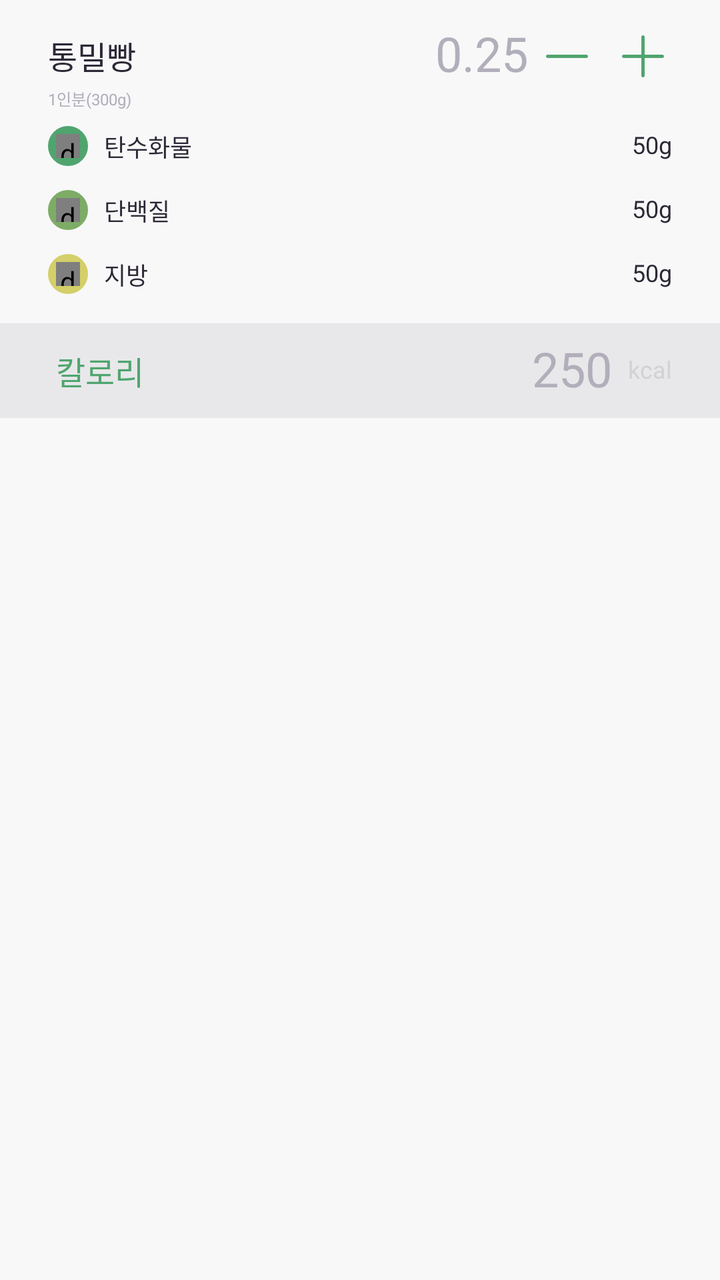
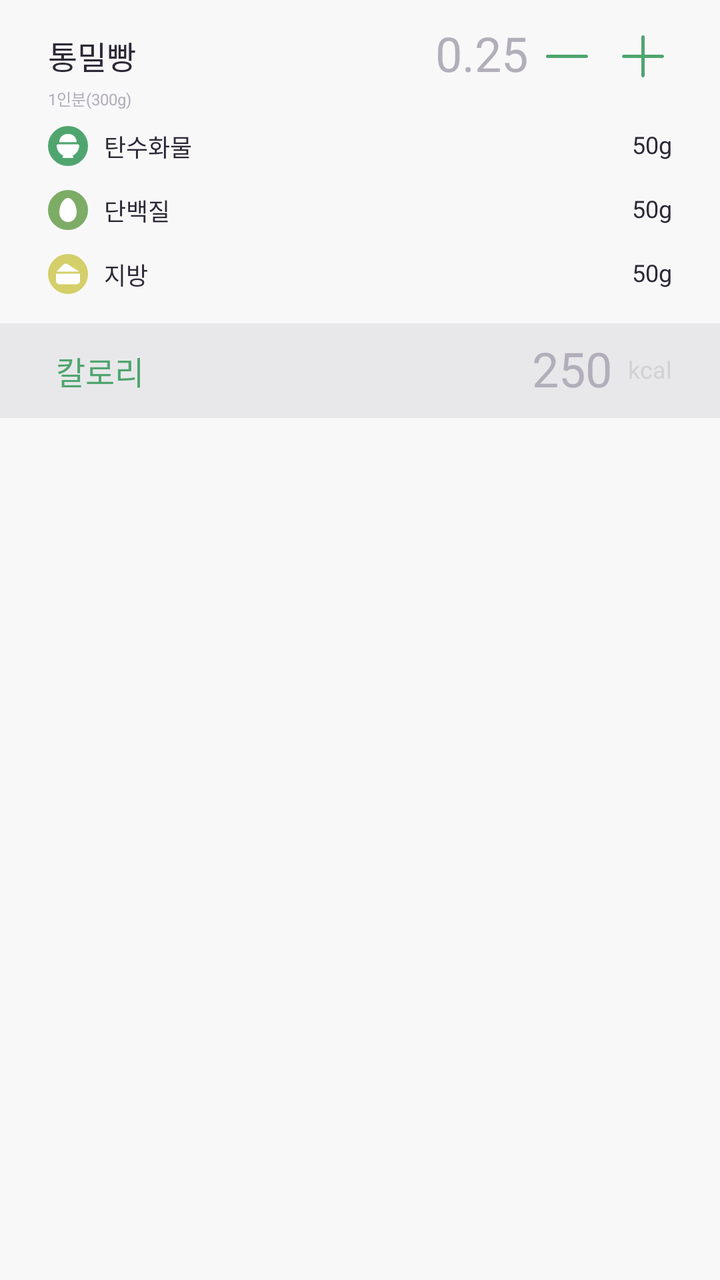

An Android layout rendered at two revisions. The XML below is the earlier revision; the diff shows what the commit changed to produce the second picture.
<!-- AndroidManifest.xml: application theme Theme.VeganLife -->
<!-- res/layout/layout_lifecheck_diet_add.xml -->
<?xml version="1.0" encoding="utf-8"?>
<androidx.constraintlayout.widget.ConstraintLayout xmlns:android="http://schemas.android.com/apk/res/android"
    xmlns:app="http://schemas.android.com/apk/res-auto"
    android:layout_width="match_parent"
    android:layout_height="wrap_content"
    android:background="@color/gray1">

    <TextView
        android:id="@+id/tv_lifecheck_diet_add_menu_name"
        android:layout_width="wrap_content"
        android:layout_height="wrap_content"
        android:layout_marginStart="24dp"
        android:layout_marginTop="16dp"
        android:includeFontPadding="false"
        android:text="통밀빵"
        android:textAppearance="@style/Medium.Body3"
        android:textColor="@color/gray5"
        app:layout_constraintStart_toStartOf="parent"
        app:layout_constraintTop_toTopOf="parent" />

    <TextView
        android:id="@+id/tv_lifecheck_diet_add_menu_intake"
        android:layout_width="wrap_content"
        android:layout_height="wrap_content"
        android:layout_marginEnd="4dp"
        android:includeFontPadding="false"
        android:text="0.25"
        android:textAppearance="@style/Light.Body2"
        android:textColor="@color/gray4"
        app:layout_constraintBottom_toBottomOf="@id/tv_lifecheck_diet_add_menu_name"
        app:layout_constraintEnd_toStartOf="@id/btn_lifecheck_diet_add_menu_minus"
        app:layout_constraintTop_toTopOf="@id/tv_lifecheck_diet_add_menu_name" />

    <androidx.appcompat.widget.AppCompatImageButton
        android:id="@+id/btn_lifecheck_diet_add_menu_plus"
        android:layout_width="wrap_content"
        android:layout_height="wrap_content"
        android:layout_marginEnd="24dp"
        android:background="@color/gray1"
        android:src="@drawable/all_plus"
        app:layout_constraintBottom_toBottomOf="@id/tv_lifecheck_diet_add_menu_name"
        app:layout_constraintEnd_toEndOf="parent"
        app:layout_constraintTop_toTopOf="@id/tv_lifecheck_diet_add_menu_name" />

    <androidx.appcompat.widget.AppCompatImageButton
        android:id="@+id/btn_lifecheck_diet_add_menu_minus"
        android:layout_width="wrap_content"
        android:layout_height="wrap_content"
        android:layout_marginEnd="8dp"
        android:background="@color/gray1"
        android:src="@drawable/lifecheck_minus"
        app:layout_constraintBottom_toBottomOf="@id/tv_lifecheck_diet_add_menu_name"
        app:layout_constraintEnd_toStartOf="@id/btn_lifecheck_diet_add_menu_plus"
        app:layout_constraintTop_toTopOf="@id/tv_lifecheck_diet_add_menu_name" />

    <TextView
        android:id="@+id/tv_lifecheck_diet_add_menu_one_serving"
        android:layout_width="wrap_content"
        android:layout_height="wrap_content"
        android:layout_marginTop="4dp"
        android:includeFontPadding="false"
        android:text="1인분(300g)"
        android:textAppearance="@style/Regular.Body7"
        android:textColor="@color/gray4"
        app:layout_constraintStart_toStartOf="@id/tv_lifecheck_diet_add_menu_name"
        app:layout_constraintTop_toBottomOf="@id/tv_lifecheck_diet_add_menu_name" />

    <FrameLayout
        android:id="@+id/fl_lifecheck_diet_add_menu_carbohydrate"
        android:layout_width="wrap_content"
        android:layout_height="wrap_content"
        android:layout_marginTop="8dp"
        android:background="@drawable/lifecheck_circle_solid_base3"
        android:padding="4dp"
        app:layout_constraintStart_toStartOf="@id/tv_lifecheck_diet_add_menu_name"
        app:layout_constraintTop_toBottomOf="@id/tv_lifecheck_diet_add_menu_one_serving">

        <de.hdodenhof.circleimageview.CircleImageView
            android:id="@+id/civ_lifecheck_diet_add_menu_carbohydrate"
            android:layout_width="12dp"
            android:layout_height="12dp"
            android:src="@drawable/lifecheck_carbohydrate_white" />

    </FrameLayout>

    <TextView
        android:id="@+id/tv_lifecheck_diet_add_menu_carbohydrate"
        android:layout_width="wrap_content"
        android:layout_height="wrap_content"
        android:layout_marginStart="8dp"
        android:includeFontPadding="false"
        android:text="@string/all_carbohydrate"
        android:textAppearance="@style/Bold.Body6"
        android:textColor="@color/gray5"
        app:layout_constraintBottom_toBottomOf="@id/fl_lifecheck_diet_add_menu_carbohydrate"
        app:layout_constraintStart_toEndOf="@id/fl_lifecheck_diet_add_menu_carbohydrate"
        app:layout_constraintTop_toTopOf="@id/fl_lifecheck_diet_add_menu_carbohydrate" />

    <View
        android:id="@+id/view_lifecheck_line_dot1"
        android:layout_width="0dp"
        android:layout_height="1dp"
        android:layout_marginStart="8dp"
        android:background="@drawable/lifecheck_line_dot"
        app:layout_constraintBottom_toBottomOf="@id/tv_lifecheck_diet_add_menu_carbohydrate"
        app:layout_constraintEnd_toStartOf="@id/et_lifecheck_diet_add_menu_carbohydrate"
        app:layout_constraintStart_toEndOf="@id/tv_lifecheck_diet_add_menu_carbohydrate"
        app:layout_constraintTop_toTopOf="@id/tv_lifecheck_diet_add_menu_carbohydrate" />

    <TextView
        android:id="@+id/et_lifecheck_diet_add_menu_carbohydrate"
        android:layout_width="wrap_content"
        android:layout_height="wrap_content"
        android:layout_marginStart="20dp"
        android:layout_marginEnd="24dp"
        android:includeFontPadding="false"
        android:text="50g"
        android:textAppearance="@style/Regular.Body5"
        android:textColor="@color/gray5"
        app:layout_constraintBottom_toBottomOf="@id/tv_lifecheck_diet_add_menu_carbohydrate"
        app:layout_constraintEnd_toEndOf="parent"
        app:layout_constraintStart_toEndOf="@id/view_lifecheck_line_dot1"
        app:layout_constraintTop_toTopOf="@id/tv_lifecheck_diet_add_menu_carbohydrate" />

    <FrameLayout
        android:id="@+id/fl_lifecheck_diet_add_menu_protein"
        android:layout_width="wrap_content"
        android:layout_height="wrap_content"
        android:layout_marginTop="12dp"
        android:background="@drawable/lifecheck_circle_solid_base1"
        android:padding="4dp"
        app:layout_constraintStart_toStartOf="@id/tv_lifecheck_diet_add_menu_name"
        app:layout_constraintTop_toBottomOf="@id/fl_lifecheck_diet_add_menu_carbohydrate">

        <de.hdodenhof.circleimageview.CircleImageView
            android:id="@+id/civ_lifecheck_diet_add_menu_protein"
            android:layout_width="12dp"
            android:layout_height="12dp"
            android:src="@drawable/lifecheck_protein_white" />

    </FrameLayout>

    <TextView
        android:id="@+id/tv_lifecheck_diet_add_menu_protein"
        android:layout_width="wrap_content"
        android:layout_height="wrap_content"
        android:layout_marginStart="8dp"
        android:includeFontPadding="false"
        android:text="@string/all_protein"
        android:textAppearance="@style/Bold.Body6"
        android:textColor="@color/gray5"
        app:layout_constraintBottom_toBottomOf="@id/fl_lifecheck_diet_add_menu_protein"
        app:layout_constraintStart_toEndOf="@id/fl_lifecheck_diet_add_menu_protein"
        app:layout_constraintTop_toTopOf="@id/fl_lifecheck_diet_add_menu_protein" />

    <View
        android:id="@+id/view_lifecheck_line_dot2"
        android:layout_width="0dp"
        android:layout_height="1dp"
        android:background="@drawable/lifecheck_line_dot"
        app:layout_constraintBottom_toBottomOf="@id/tv_lifecheck_diet_add_menu_protein"
        app:layout_constraintEnd_toStartOf="@id/et_lifecheck_diet_add_menu_protein"
        app:layout_constraintStart_toStartOf="@id/view_lifecheck_line_dot1"
        app:layout_constraintTop_toTopOf="@id/tv_lifecheck_diet_add_menu_protein" />

    <TextView
        android:id="@+id/et_lifecheck_diet_add_menu_protein"
        android:layout_width="wrap_content"
        android:layout_height="wrap_content"
        android:layout_marginStart="20dp"
        android:layout_marginEnd="24dp"
        android:includeFontPadding="false"
        android:text="50g"
        android:textAppearance="@style/Regular.Body5"
        android:textColor="@color/gray5"
        app:layout_constraintBottom_toBottomOf="@id/tv_lifecheck_diet_add_menu_protein"
        app:layout_constraintEnd_toEndOf="parent"
        app:layout_constraintStart_toEndOf="@id/view_lifecheck_line_dot2"
        app:layout_constraintTop_toTopOf="@id/tv_lifecheck_diet_add_menu_protein" />

    <FrameLayout
        android:id="@+id/fl_lifecheck_diet_add_menu_fat"
        android:layout_width="wrap_content"
        android:layout_height="wrap_content"
        android:layout_marginTop="12dp"
        android:background="@drawable/lifecheck_circle_solid_point1"
        android:padding="4dp"
        app:layout_constraintStart_toStartOf="@id/tv_lifecheck_diet_add_menu_name"
        app:layout_constraintTop_toBottomOf="@id/fl_lifecheck_diet_add_menu_protein">

        <de.hdodenhof.circleimageview.CircleImageView
            android:id="@+id/civ_lifecheck_diet_add_menu_fat"
            android:layout_width="12dp"
            android:layout_height="12dp"
            android:src="@drawable/lifecheck_fat_white" />

    </FrameLayout>

    <TextView
        android:id="@+id/tv_lifecheck_diet_add_menu_fat"
        android:layout_width="wrap_content"
        android:layout_height="wrap_content"
        android:layout_marginStart="8dp"
        android:includeFontPadding="false"
        android:text="@string/all_fat"
        android:textAppearance="@style/Bold.Body6"
        android:textColor="@color/gray5"
        app:layout_constraintBottom_toBottomOf="@id/fl_lifecheck_diet_add_menu_fat"
        app:layout_constraintStart_toEndOf="@id/fl_lifecheck_diet_add_menu_fat"
        app:layout_constraintTop_toTopOf="@id/fl_lifecheck_diet_add_menu_fat" />

    <View
        android:id="@+id/view_lifecheck_line_dot3"
        android:layout_width="0dp"
        android:layout_height="1dp"
        android:background="@drawable/lifecheck_line_dot"
        app:layout_constraintBottom_toBottomOf="@id/tv_lifecheck_diet_add_menu_fat"
        app:layout_constraintEnd_toStartOf="@id/et_lifecheck_diet_add_menu_fat"
        app:layout_constraintStart_toStartOf="@id/view_lifecheck_line_dot1"
        app:layout_constraintTop_toTopOf="@id/tv_lifecheck_diet_add_menu_fat" />

    <TextView
        android:id="@+id/et_lifecheck_diet_add_menu_fat"
        android:layout_width="wrap_content"
        android:layout_height="wrap_content"
        android:layout_marginStart="20dp"
        android:layout_marginEnd="24dp"
        android:includeFontPadding="false"
        android:text="50g"
        android:textAppearance="@style/Regular.Body5"
        android:textColor="@color/gray5"
        app:layout_constraintBottom_toBottomOf="@id/tv_lifecheck_diet_add_menu_fat"
        app:layout_constraintEnd_toEndOf="parent"
        app:layout_constraintStart_toEndOf="@id/view_lifecheck_line_dot3"
        app:layout_constraintTop_toTopOf="@id/tv_lifecheck_diet_add_menu_fat" />

    <androidx.constraintlayout.widget.ConstraintLayout
        android:id="@+id/cl_lifecheck_diet_add_menu_kcal"
        android:layout_width="0dp"
        android:layout_height="wrap_content"
        android:layout_marginTop="16dp"
        android:background="@color/gray2"
        app:layout_constraintEnd_toEndOf="parent"
        app:layout_constraintStart_toStartOf="parent"
        app:layout_constraintTop_toBottomOf="@id/tv_lifecheck_diet_add_menu_fat">

        <TextView
            android:id="@+id/tv_lifecheck_diet_add_menu_kcal"
            android:layout_width="wrap_content"
            android:layout_height="wrap_content"
            android:layout_marginVertical="12dp"
            android:layout_marginStart="28dp"
            android:includeFontPadding="false"
            android:text="@string/lifecheck_kcal"
            android:textAppearance="@style/Bold.Body4"
            android:textColor="@color/base3"
            app:layout_constraintBottom_toBottomOf="parent"
            app:layout_constraintStart_toStartOf="parent"
            app:layout_constraintTop_toTopOf="parent" />

        <TextView
            android:id="@+id/tv_lifecheck_diet_add_menu_kcal_unit"
            android:layout_width="wrap_content"
            android:layout_height="wrap_content"
            android:layout_marginEnd="24dp"
            android:includeFontPadding="false"
            android:text="@string/all_kcal"
            android:textAppearance="@style/Bold.Body6"
            android:textColor="@color/gray3"
            app:layout_constraintBottom_toBottomOf="@id/tv_lifecheck_diet_add_menu_kcal"
            app:layout_constraintEnd_toEndOf="parent"
            app:layout_constraintTop_toTopOf="@id/tv_lifecheck_diet_add_menu_kcal" />

        <TextView
            android:id="@+id/tv_lifecheck_diet_add_menu_kcal_value"
            android:layout_width="wrap_content"
            android:layout_height="wrap_content"
            android:layout_marginEnd="8dp"
            android:includeFontPadding="false"
            android:text="250"
            android:textAppearance="@style/Light.Body2"
            android:textColor="@color/gray4"
            app:layout_constraintBottom_toBottomOf="@id/tv_lifecheck_diet_add_menu_kcal"
            app:layout_constraintEnd_toStartOf="@id/tv_lifecheck_diet_add_menu_kcal_unit"
            app:layout_constraintTop_toTopOf="@id/tv_lifecheck_diet_add_menu_kcal" />

    </androidx.constraintlayout.widget.ConstraintLayout>

</androidx.constraintlayout.widget.ConstraintLayout>
<!-- resources referenced by this layout -->
<resources>
  <color name="base3">#50A56F</color>
  <color name="gray1">#F8F8F9</color>
  <color name="gray2">#E8E8EA</color>
  <color name="gray3">#D2D1D4</color>
  <color name="gray4">#B2AEBA</color>
  <color name="gray5">#2D2836</color>
  <!-- drawable lifecheck_circle_solid_base1 (drawable) -->
  <?xml version="1.0" encoding="utf-8"?>
  <shape
      xmlns:android="http://schemas.android.com/apk/res/android"
      android:shape="oval">
  
      <solid
          android:color="@color/base1"/>
  
      <stroke
          android:width="1dp"
          android:color="@color/base1"/>
  
  </shape>
  <!-- drawable lifecheck_circle_solid_base3 (drawable) -->
  <?xml version="1.0" encoding="utf-8"?>
  <shape
      xmlns:android="http://schemas.android.com/apk/res/android"
      android:shape="oval">
  
      <solid
          android:color="@color/base3"/>
  
      <stroke
          android:width="1dp"
          android:color="@color/base3"/>
  
  </shape>
  <!-- drawable lifecheck_circle_solid_point1 (drawable) -->
  <?xml version="1.0" encoding="utf-8"?>
  <shape
      xmlns:android="http://schemas.android.com/apk/res/android"
      android:shape="oval">
  
      <solid
          android:color="@color/point1"/>
  
      <stroke
          android:width="1dp"
          android:color="@color/point1"/>
  
  </shape>
  <!-- drawable lifecheck_line_dot (drawable) -->
  <?xml version="1.0" encoding="utf-8"?>
  <shape xmlns:android="http://schemas.android.com/apk/res/android"
      android:shape="line">
  
      <stroke android:color="@color/gray4"
          android:width="1dp"
          android:dashWidth="2dp"
          android:dashGap="2dp" />
  
  </shape>
  <!-- drawable lifecheck_minus (drawable) -->
  <vector xmlns:android="http://schemas.android.com/apk/res/android"
      android:width="30dp"
      android:height="30dp"
      android:viewportWidth="30"
      android:viewportHeight="30">
    <path
        android:pathData="M5,15.5C5,15.042 5.371,14.671 5.829,14.671H25.171C25.629,14.671 26,15.042 26,15.5C26,15.958 25.629,16.329 25.171,16.329H5.829C5.371,16.329 5,15.958 5,15.5Z"
        android:fillColor="#50A56F"/>
  </vector>
  <string name="all_carbohydrate">탄수화물</string>
  <string name="all_fat">지방</string>
  <string name="all_kcal">kcal</string>
  <string name="all_protein">단백질</string>
  <string name="lifecheck_kcal">칼로리</string>
  <style name="Bold.Body4" parent="Bold">
          <item name="android:textSize">16sp</item>
      </style>
  <style name="Bold.Body6" parent="Bold">
          <item name="android:textSize">12sp</item>
      </style>
  <style name="Light.Body2" parent="Light">
          <item name="android:textSize">24sp</item>
      </style>
  <style name="Medium.Body3" parent="Medium">
          <item name="android:textSize">16sp</item>
      </style>
  <style name="Regular.Body5" parent="Regular">
          <item name="android:textSize">12sp</item>
      </style>
  <style name="Regular.Body7" parent="Regular">
          <item name="android:textSize">8sp</item>
      </style>
  <style name="Theme.VeganLife" parent="Base.Theme.VeganLife">
          <item name="android:windowBackground">@color/white</item>
      </style>
  <color name="base1">#7DAC66</color>
  <color name="point1">#D4CF69</color>
  <style name="Bold">
          <item name="fontFamily">@font/noto_sans_kr_bold</item>
      </style>
  <style name="Light">
          <item name="fontFamily">@font/noto_sans_kr_light</item>
      </style>
  <style name="Medium">
          <item name="fontFamily">@font/noto_sans_kr_medium</item>
      </style>
  <style name="Regular">
          <item name="fontFamily">@font/noto_sans_kr_regular</item>
      </style>
  <style name="Base.Theme.VeganLife" parent="Theme.Material3.DayNight.NoActionBar">
          
          
      </style>
  <color name="white">#FFFFFF</color>
  <!-- unchanged entries left out for length: 4 -->
</resources>

<!-- the commit's change to res/layout/layout_lifecheck_diet_add.xml (unified diff, before → after) -->
@@ -75,10 +75,11 @@
         app:layout_constraintStart_toStartOf="@id/tv_lifecheck_diet_add_menu_name"
         app:layout_constraintTop_toBottomOf="@id/tv_lifecheck_diet_add_menu_one_serving">
 
-        <de.hdodenhof.circleimageview.CircleImageView
+        <androidx.appcompat.widget.AppCompatImageView
             android:id="@+id/civ_lifecheck_diet_add_menu_carbohydrate"
             android:layout_width="12dp"
             android:layout_height="12dp"
+            android:adjustViewBounds="true"
             android:src="@drawable/lifecheck_carbohydrate_white" />
 
     </FrameLayout>
@@ -132,10 +133,11 @@
         app:layout_constraintStart_toStartOf="@id/tv_lifecheck_diet_add_menu_name"
         app:layout_constraintTop_toBottomOf="@id/fl_lifecheck_diet_add_menu_carbohydrate">
 
-        <de.hdodenhof.circleimageview.CircleImageView
+        <androidx.appcompat.widget.AppCompatImageView
             android:id="@+id/civ_lifecheck_diet_add_menu_protein"
             android:layout_width="12dp"
             android:layout_height="12dp"
+            android:adjustViewBounds="true"
             android:src="@drawable/lifecheck_protein_white" />
 
     </FrameLayout>
@@ -188,10 +190,11 @@
         app:layout_constraintStart_toStartOf="@id/tv_lifecheck_diet_add_menu_name"
         app:layout_constraintTop_toBottomOf="@id/fl_lifecheck_diet_add_menu_protein">
 
-        <de.hdodenhof.circleimageview.CircleImageView
+        <androidx.appcompat.widget.AppCompatImageView
             android:id="@+id/civ_lifecheck_diet_add_menu_fat"
             android:layout_width="12dp"
             android:layout_height="12dp"
+            android:adjustViewBounds="true"
             android:src="@drawable/lifecheck_fat_white" />
 
     </FrameLayout>
